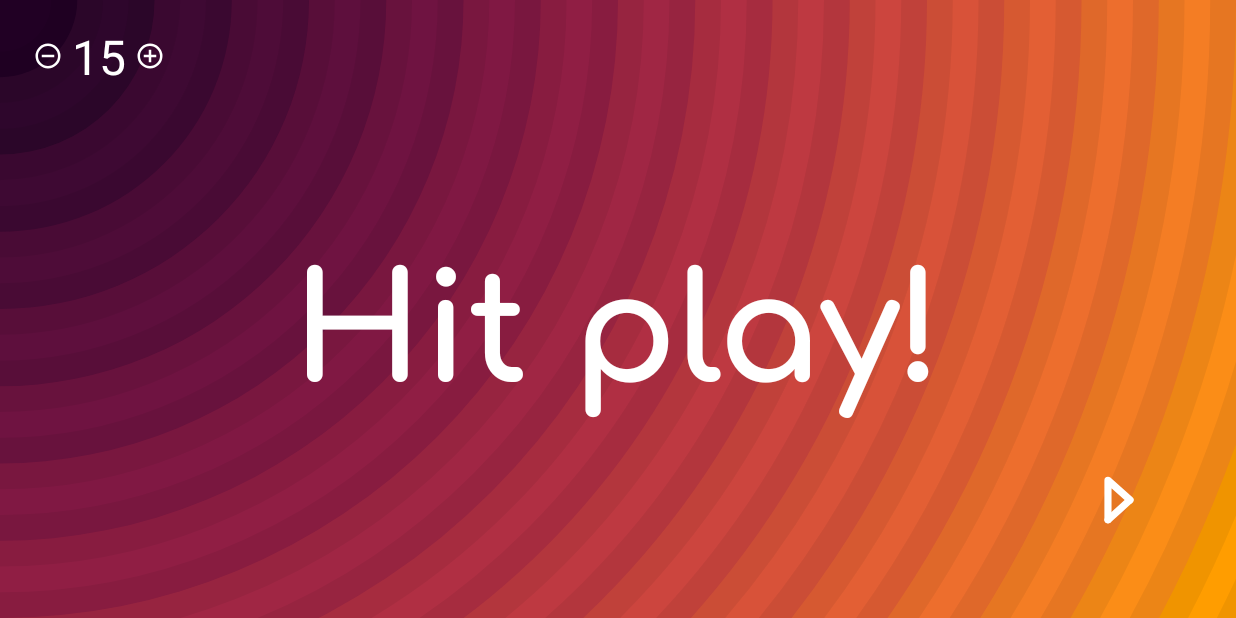
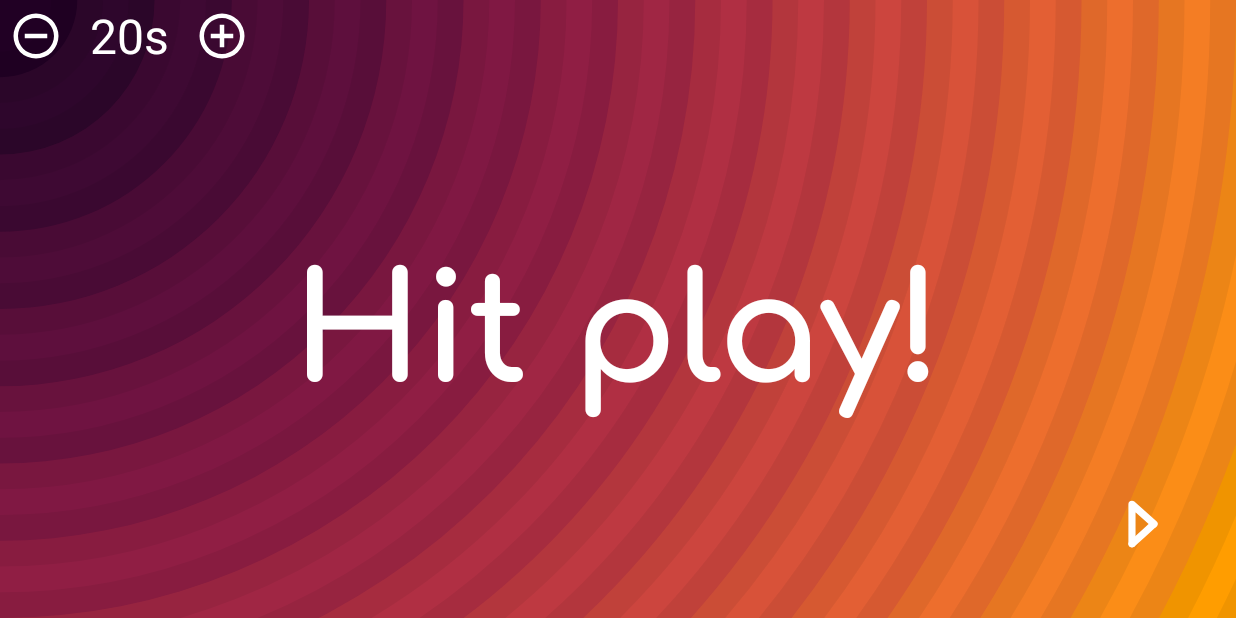
Before and after one commit to beraldofilippo/GuitarImprov, an Android app: the screen it shows after launch (FullscreenActivity), after a tap on an icon or button, on a phone screen of 824 x 412 dp (held sideways). Run offline under Robolectric (Android 15) with nearby library versions, the phone set to English and light mode, and no system bars; 1 other tap on this screen came first.

Commit message:
Fixed some stupid bugs, prettified things

```diff
--- a/app/src/main/java/com/beraldo/guitarimprov/PlayerFragment.kt
+++ b/app/src/main/java/com/beraldo/guitarimprov/PlayerFragment.kt
@@ -60,7 +60,7 @@ class PlayerFragment : Fragment() {
         })
 
         model.durationStatus.observe(this, Observer<Int> { newValue ->
-            durationText.text = newValue.toString()
+            durationText.text = getFormattedDuration(newValue)
         })
 
         minusDuration.setOnClickListener {
@@ -75,6 +75,8 @@ class PlayerFragment : Fragment() {
             model.onPlayPauseClick()
         }
     }
+
+    private fun getFormattedDuration(newValue: Int?) = newValue.toString().plus("s")
 
     override fun onCreateView(inflater: LayoutInflater, container: ViewGroup?, savedInstanceState: Bundle?): View? {
         return inflater.inflate(R.layout.fragment_player, container, false)
--- a/app/src/main/java/com/beraldo/guitarimprov/PlayerViewModel.kt
+++ b/app/src/main/java/com/beraldo/guitarimprov/PlayerViewModel.kt
@@ -65,6 +65,11 @@ class PlayerViewModel : ViewModel() {
 
     val durationStatus: MutableLiveData<Int> = MutableLiveData()
 
+    init { // Set initial state
+        playingStatus.postValue(playing)
+        durationStatus.postValue(duration)
+    }
+
     private fun beginRandom() {
         val runnableCode = object : Runnable {
             override fun run() {
@@ -104,13 +109,23 @@ class PlayerViewModel : ViewModel() {
     }
 
     private fun increaseDuration(): Int {
-        return if (duration + 5 > DURATION_MAX) DURATION_MAX
-        else duration + 5
+        if (duration + 5 > DURATION_MAX) {
+            duration = DURATION_MAX
+        }
+        else {
+            duration += 5
+        }
+        return duration
     }
 
     private fun decreaseDuration(): Int {
-        return if (duration - 5 < DURATION_MIN) DURATION_MIN
-        else duration - 5
+        if (duration - 5 < DURATION_MIN) {
+            duration = DURATION_MIN
+        }
+        else {
+            duration -= 5
+        }
+        return duration
     }
 
     data class RandomValueSet(var key: String, var set: String, var inversion: String)
--- a/app/src/main/res/layout/fragment_player.xml
+++ b/app/src/main/res/layout/fragment_player.xml
@@ -15,7 +15,8 @@
     <RelativeLayout
         android:layout_width="match_parent"
         android:layout_height="match_parent"
-        android:padding="@dimen/main_padding">
+        android:padding="@dimen/main_padding"
+        android:fitsSystemWindows="true">
 
         <android.support.v7.widget.AppCompatTextView
             android:id="@+id/current_key"
@@ -58,8 +59,8 @@
                 android:id="@+id/minus"
                 android:clickable="true"
                 android:focusable="true"
-                android:layout_width="32dp"
-                android:layout_height="32dp"
+                android:layout_width="@dimen/button_size"
+                android:layout_height="@dimen/button_size"
                 android:layout_centerVertical="true"
                 android:background="?attr/selectableItemBackgroundBorderless"
                 android:src="@drawable/ic_minus_circle_outline"
@@ -72,14 +73,16 @@
                 android:layout_centerVertical="true"
                 android:layout_toEndOf="@id/minus"
                 android:textColor="@android:color/white"
+                android:gravity="center"
+                android:ems="2"
                 android:textSize="32sp" />
 
             <ImageView
                 android:id="@+id/plus"
                 android:clickable="true"
                 android:focusable="true"
-                android:layout_width="32dp"
-                android:layout_height="32dp"
+                android:layout_width="@dimen/button_size"
+                android:layout_height="@dimen/button_size"
                 android:layout_centerVertical="true"
                 android:layout_toEndOf="@id/duration"
                 android:background="?attr/selectableItemBackgroundBorderless"
--- a/app/src/main/res/values/dimens.xml
+++ b/app/src/main/res/values/dimens.xml
@@ -1,4 +1,5 @@
 <?xml version="1.0" encoding="utf-8"?>
 <resources>
     <dimen name="main_padding">16dp</dimen>
+    <dimen name="button_size">48dp</dimen>
 </resources>
--- a/app/src/main/res/values/styles.xml
+++ b/app/src/main/res/values/styles.xml
@@ -13,6 +13,8 @@
         <item name="metaButtonBarStyle">?android:attr/buttonBarStyle</item>
         <item name="metaButtonBarButtonStyle">?android:attr/buttonBarButtonStyle</item>
 
+        <item name="android:statusBarColor">@android:color/transparent</item>
+        <item name="android:navigationBarColor">@android:color/transparent</item>
         <item name="android:windowTranslucentStatus">true</item>
         <item name="android:windowTranslucentNavigation">true</item>
 
--- a/build.gradle
+++ b/build.gradle
@@ -8,7 +8,7 @@ buildscript {
 
     }
     dependencies {
-        classpath 'com.android.tools.build:gradle:3.3.0-alpha11'
+        classpath 'com.android.tools.build:gradle:3.3.0-alpha12'
         classpath "org.jetbrains.kotlin:kotlin-gradle-plugin:$kotlin_version"
         // NOTE: Do not place your application dependencies here; they belong
         // in the individual module build.gradle files
```
Also changed, not shown: gradle/wrapper/gradle-wrapper.properties.
